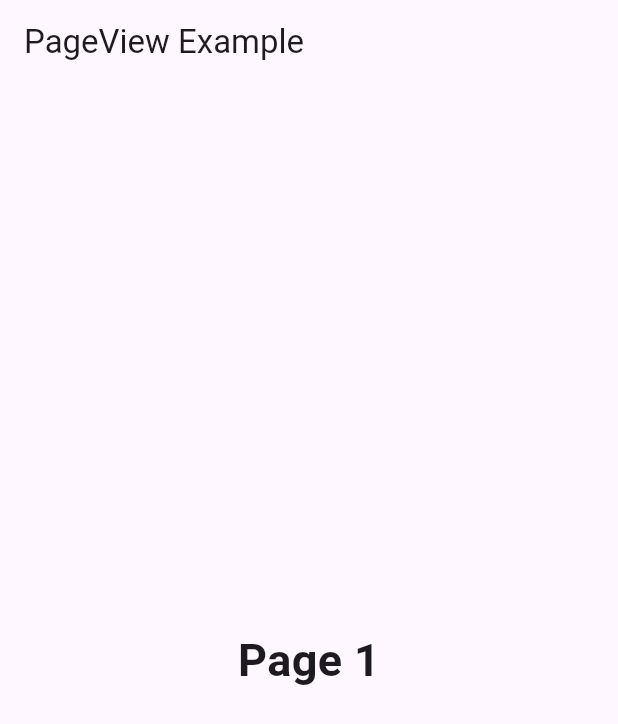
After one commit to MuhammadAmirKhan-57/onboarding_example, a Flutter app: the PageViewExample screen opened directly, on a phone screen of 412 x 824 dp. The commit adds this screen. Shown: the top 724 px of the screen. Run offline on Flutter 3.47's test engine with Material 3 defaults, Android fonts, the phone set to English and light mode, and no system bars; our stand-ins replace smooth_page_indicator.

Commit message:
PageView

```diff
--- a/lib/main.dart
+++ b/lib/main.dart
@@ -16,6 +16,7 @@ class MyApp extends StatelessWidget {
         useMaterial3: true,
       ),
       home: OnboardingScreen(),
+      // PageViewExample(),
     );
   }
 }
--- /dev/null
+++ b/lib/view/pageview_example.dart
@@ -0,0 +1,58 @@
+import 'package:flutter/material.dart';
+
+void main() {
+  runApp(const MyApp());
+}
+
+class MyApp extends StatelessWidget {
+  const MyApp({super.key});
+
+  @override
+  Widget build(BuildContext context) {
+    return const MaterialApp(
+      debugShowCheckedModeBanner: false,
+      home: PageViewExample(),
+    );
+  }
+}
+
+class PageViewExample extends StatefulWidget {
+  const PageViewExample({super.key});
+
+  @override
+  State<PageViewExample> createState() => _PageViewExampleState();
+}
+
+class _PageViewExampleState extends State<PageViewExample> {
+  final PageController _controller = PageController();
+
+  @override
+  Widget build(BuildContext context) {
+    return Scaffold(
+      appBar: AppBar(title: const Text("PageView Example")),
+      body: PageView(
+        controller: _controller,
+        children: const [
+          Center(
+            child: Text(
+              "Page 1",
+              style: TextStyle(fontSize: 30, fontWeight: FontWeight.bold),
+            ),
+          ),
+          Center(
+            child: Text(
+              "Page 2",
+              style: TextStyle(fontSize: 30, fontWeight: FontWeight.bold),
+            ),
+          ),
+          Center(
+            child: Text(
+              "Page 3",
+              style: TextStyle(fontSize: 30, fontWeight: FontWeight.bold),
+            ),
+          ),
+        ],
+      ),
+    );
+  }
+}
```
